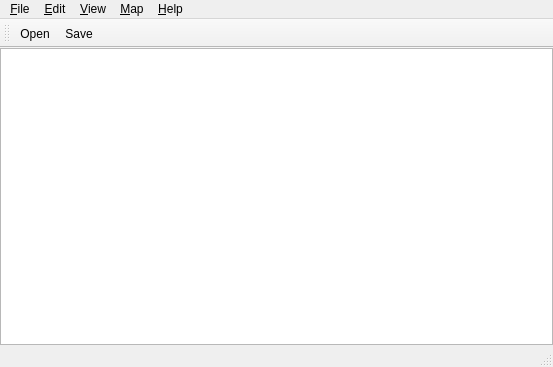
First picture: the form in src/mainwindow.ui, repository mapeditor/tiled, before the edit.
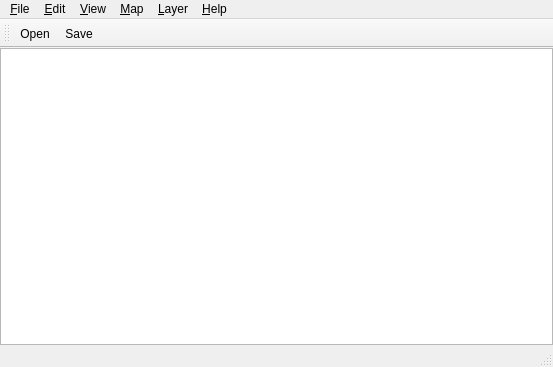
Second picture: the form after the edit. Icons and pictures are not drawn.

Commit message:
Added support for moving layers up and down
Complete with updating scene and undo/redo support. However, the currently
implementation still leaves a bit of cleanup to be done. It seems we either
need some kind of wrapper class around the Map class which provides us with
all the necessary models and interfaces to make changes to the map, or we
need to put all that stuff in the Map class itself.

What changed in the file:
```diff
--- a/src/mainwindow.ui
+++ b/src/mainwindow.ui
@@ -39,7 +39,7 @@
      <x>0</x>
      <y>0</y>
      <width>553</width>
-     <height>27</height>
+     <height>25</height>
     </rect>
    </property>
    <widget class="QMenu" name="menuFile">
@@ -81,10 +81,18 @@
     </property>
     <addaction name="actionShowGrid"/>
    </widget>
+   <widget class="QMenu" name="menuLayer">
+    <property name="title">
+     <string>&amp;Layer</string>
+    </property>
+    <addaction name="actionMoveLayerUp"/>
+    <addaction name="actionMoveLayerDown"/>
+   </widget>
    <addaction name="menuFile"/>
    <addaction name="menuEdit"/>
    <addaction name="menuView"/>
    <addaction name="menuMap"/>
+   <addaction name="menuLayer"/>
    <addaction name="menuHelp"/>
   </widget>
   <widget class="QToolBar" name="mainToolBar">
```
Left out of the diff: 26 changed lines with no effect on the pictures. The commit also changes 13 other files.
